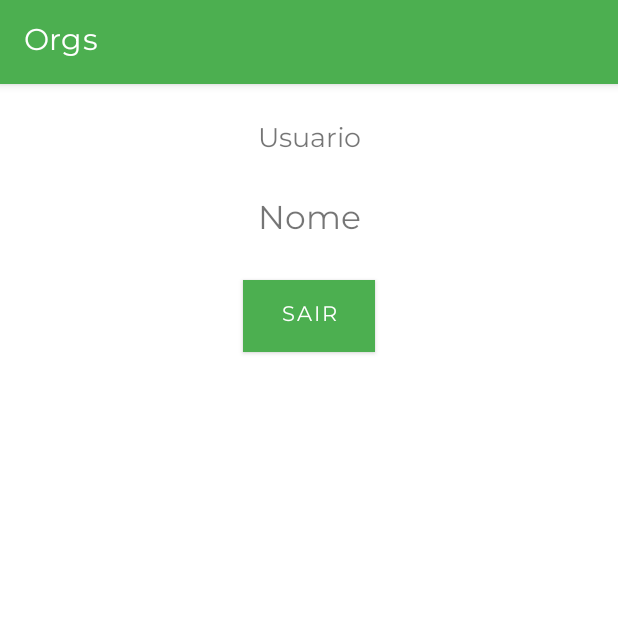
After one commit to guing2003/Orgs, an Android app: the PerfilActivity screen opened directly, with no data from a screen before it, on a phone screen of 412 x 824 dp, the top half of it. The commit adds this screen. Run offline under Robolectric (Android 15) with nearby library versions, the phone set to English and light mode, and no system bars; 1 statement that could not run was skipped.

Commit message:
Desafio Perfil Usuario

```diff
--- a/app/src/main/AndroidManifest.xml
+++ b/app/src/main/AndroidManifest.xml
@@ -16,10 +16,10 @@
             android:label="Cadastrar usuário" />
         <activity
             android:name=".ui.activity.LoginActivity"
-            android:exported="true"
             android:theme="@style/Theme.Orgs.NoActionBar" />
         <activity android:name=".ui.activity.DetalhesProdutoActivity" />
         <activity android:name=".ui.activity.FormularioProdutoActivity" />
+        <activity android:name=".ui.activity.PerfilActivity" />
 
         <activity
             android:name=".ui.activity.ListaProdutosActivity"
--- a/app/src/main/java/br/com/alura/orgs/ui/activity/ListaProdutosActivity.kt
+++ b/app/src/main/java/br/com/alura/orgs/ui/activity/ListaProdutosActivity.kt
@@ -64,9 +64,13 @@ class ListaProdutosActivity : UsuarioBaseActivity() {
                     deslogaUsuario()
                 }
             }
+            R.id.menu_lista_produtos_perfil -> {
+                vaiPara(PerfilActivity::class.java)
+            }
         }
         return super.onOptionsItemSelected(item)
     }
+
 
 
 
--- /dev/null
+++ b/app/src/main/java/br/com/alura/orgs/ui/activity/PerfilActivity.kt
@@ -0,0 +1,45 @@
+package br.com.alura.orgs.ui.activity
+
+import android.os.Bundle
+import android.util.Log
+import androidx.lifecycle.lifecycleScope
+import br.com.alura.orgs.R
+import br.com.alura.orgs.databinding.ActivityPerfilBinding
+import kotlinx.coroutines.flow.collect
+import kotlinx.coroutines.flow.filterNotNull
+import kotlinx.coroutines.launch
+
+class PerfilActivity : UsuarioBaseActivity() {
+
+    private val binding by lazy {
+        ActivityPerfilBinding.inflate(layoutInflater)
+    }
+
+    override fun onCreate(savedInstanceState: Bundle?) {
+        super.onCreate(savedInstanceState)
+        setContentView(binding.root)
+
+        exibeUsuarioLogado()
+        configuraBotaoSair()
+    }
+
+    private fun exibeUsuarioLogado() {
+        lifecycleScope.launch {
+            usuario
+                .filterNotNull()
+                .collect { usuarioLogado ->
+                binding.activityPerfilNome.text = usuarioLogado.nome
+                binding.activityPerfilUsuario.text = usuarioLogado.id
+            }
+        }
+    }
+
+
+    private fun configuraBotaoSair() {
+        binding.activityPerfilBotaoSair.setOnClickListener {
+            lifecycleScope.launch {
+                deslogaUsuario()
+            }
+        }
+    }
+}
--- a/app/src/main/java/br/com/alura/orgs/ui/activity/UsuarioBaseActivity.kt
+++ b/app/src/main/java/br/com/alura/orgs/ui/activity/UsuarioBaseActivity.kt
@@ -41,7 +41,7 @@ abstract class UsuarioBaseActivity : AppCompatActivity() {
         }
     }
 
-    private suspend fun buscaUsuario(string: String) {
+    protected suspend fun buscaUsuario(string: String) {
         _usuario.value = usuarioDao.buscaPorId(string).firstOrNull()
     }
 
--- /dev/null
+++ b/app/src/main/res/drawable/ic_perfil_24.xml
@@ -0,0 +1,5 @@
+<vector xmlns:android="http://schemas.android.com/apk/res/android" android:height="24dp" android:tint="#000000" android:viewportHeight="24" android:viewportWidth="24" android:width="24dp">
+
+    <path android:fillColor="@android:color/white" android:pathData="M12,12c2.21,0 4,-1.79 4,-4s-1.79,-4 -4,-4 -4,1.79 -4,4 1.79,4 4,4zM12,14c-2.67,0 -8,1.34 -8,4v2h16v-2c0,-2.66 -5.33,-4 -8,-4z"/>
+
+</vector>
--- /dev/null
+++ b/app/src/main/res/layout/activity_perfil.xml
@@ -0,0 +1,42 @@
+<?xml version="1.0" encoding="utf-8"?>
+<androidx.constraintlayout.widget.ConstraintLayout xmlns:android="http://schemas.android.com/apk/res/android"
+    xmlns:app="http://schemas.android.com/apk/res-auto"
+    xmlns:tools="http://schemas.android.com/tools"
+    android:layout_width="match_parent"
+    android:layout_height="match_parent">
+
+
+    <TextView
+        android:id="@+id/activity_perfil_usuario"
+        android:layout_width="wrap_content"
+        android:layout_height="0dp"
+        android:layout_marginTop="24dp"
+        android:text="Usuario"
+        android:textSize="18.sp"
+        app:layout_constraintEnd_toEndOf="parent"
+        app:layout_constraintStart_toStartOf="parent"
+        app:layout_constraintTop_toTopOf="parent" />
+
+    <TextView
+        android:id="@+id/activity_perfil_nome"
+        android:layout_width="wrap_content"
+        android:layout_height="wrap_content"
+        android:layout_marginTop="24dp"
+        android:text="Nome"
+        android:textSize="22.sp"
+        app:layout_constraintEnd_toEndOf="parent"
+        app:layout_constraintStart_toStartOf="parent"
+        app:layout_constraintTop_toBottomOf="@+id/activity_perfil_usuario" />
+
+    <Button
+        android:id="@+id/activity_perfil_botao_sair"
+        android:layout_width="wrap_content"
+        android:layout_height="wrap_content"
+        android:layout_marginTop="24dp"
+        android:background="#FF0000"
+        android:backgroundTint="#EB0000"
+        android:text="Sair"
+        app:layout_constraintEnd_toEndOf="parent"
+        app:layout_constraintStart_toStartOf="parent"
+        app:layout_constraintTop_toBottomOf="@+id/activity_perfil_nome" />
+</androidx.constraintlayout.widget.ConstraintLayout>
--- a/app/src/main/res/menu/menu_lista_produtos.xml
+++ b/app/src/main/res/menu/menu_lista_produtos.xml
@@ -2,6 +2,11 @@
 <menu xmlns:app="http://schemas.android.com/apk/res-auto"
     xmlns:android="http://schemas.android.com/apk/res/android">
 
+    <item
+        android:id="@+id/menu_lista_produtos_perfil"
+        android:icon="@drawable/ic_perfil_24"
+        android:title="Perfil"
+        app:showAsAction="ifRoom" />
     <item
         android:id="@+id/menu_lista_produtos_sair"
         android:icon="@drawable/ic_action_sair_24"
```
